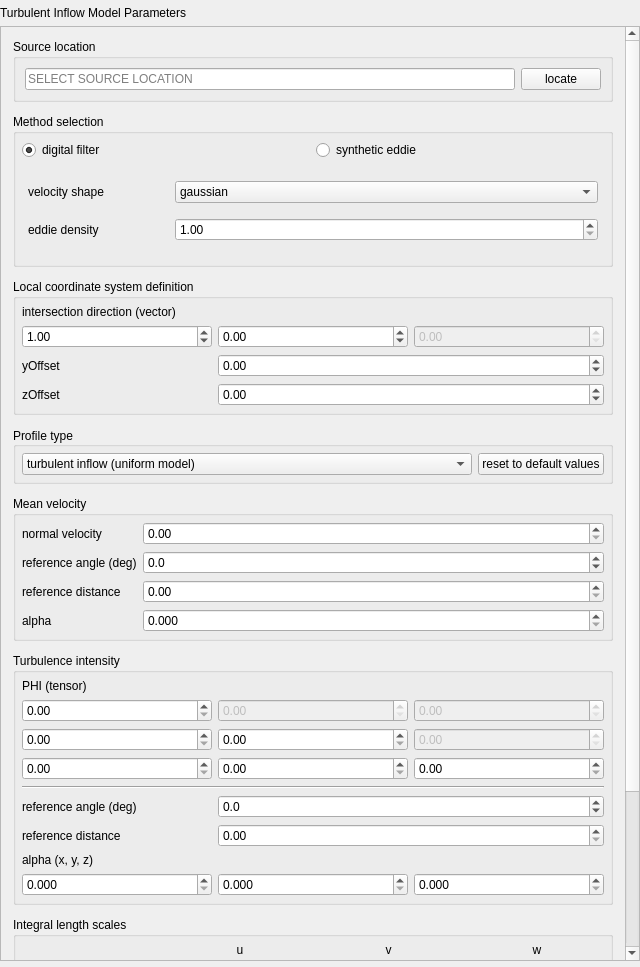
Qt form widgets/inflowparameterwidget.ui (NHERI-SimCenter/TurbulenceInflowTool) before a commit.
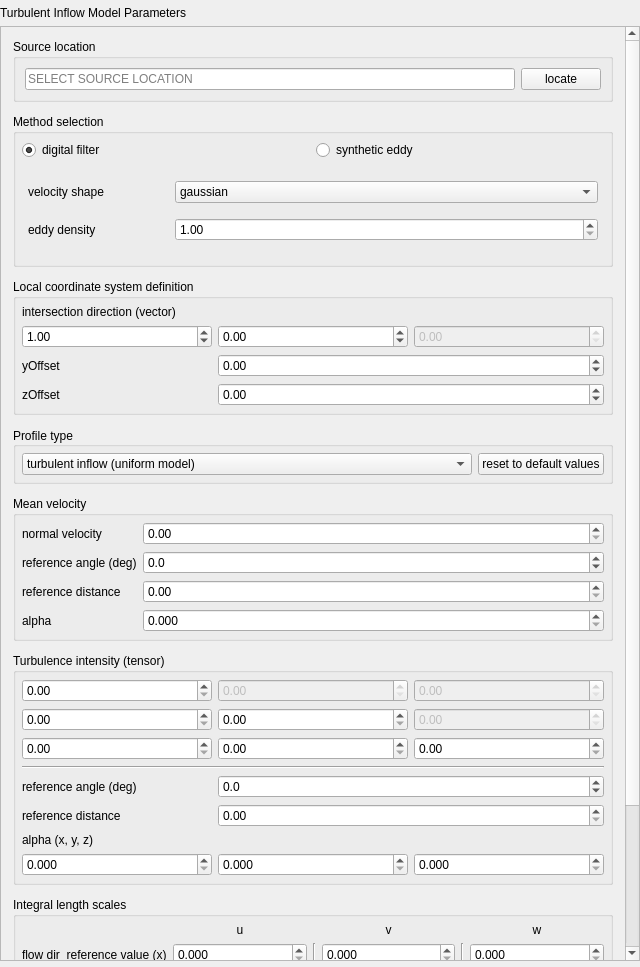
The same form after that commit. The open tabs and pages were chosen to show the change.

The edit to the form file:
```diff
--- a/widgets/inflowparameterwidget.ui
+++ b/widgets/inflowparameterwidget.ui
@@ -50,7 +50,7 @@
         <x>0</x>
         <y>0</y>
         <width>638</width>
-        <height>1119</height>
+        <height>1093</height>
        </rect>
       </property>
       <layout class="QVBoxLayout" name="verticalLayout">
@@ -137,7 +137,7 @@
           <item row="0" column="1">
            <widget class="QRadioButton" name="RB_syntheticEddie">
             <property name="text">
-             <string>synthetic eddie</string>
+             <string>synthetic eddy</string>
             </property>
            </widget>
           </item>
@@ -241,7 +241,7 @@
               <item row="1" column="0">
                <widget class="QLabel" name="label_eddieDensity">
                 <property name="text">
-                 <string>eddie density</string>
+                 <string>eddy density</string>
                 </property>
                </widget>
               </item>
@@ -550,9 +550,9 @@
        <item>
         <widget class="QGroupBox" name="phiTensorGroup">
          <property name="title">
-          <string>Turbulence intensity</string>
+          <string>Turbulence intensity (tensor)</string>
          </property>
-         <layout class="QGridLayout" name="gridLayout_2" rowstretch="0,0,0,0,0,0,0,0,0,0,0,0" rowminimumheight="0,0,0,0,0,0,0,0,0,0,0,0">
+         <layout class="QGridLayout" name="gridLayout_2" rowstretch="0,0,0,0,0,0,0,0,0,0,0">
           <property name="leftMargin">
            <number>6</number>
           </property>
@@ -565,21 +565,15 @@
           <property name="bottomMargin">
            <number>6</number>
           </property>
-          <item row="2" column="1">
+          <item row="1" column="1">
            <widget class="QDoubleSpinBox" name="PHI12">
             <property name="enabled">
              <bool>false</bool>
             </property>
            </widget>
           </item>
-          <item row="6" column="0">
-           <widget class="QDoubleSpinBox" name="PHI31"/>
-          </item>
-          <item row="2" column="0">
-           <widget class="QDoubleSpinBox" name="PHI11"/>
-          </item>
-          <item row="11" column="2">
-           <widget class="QDoubleSpinBox" name="alpha3">
+          <item row="10" column="0">
+           <widget class="QDoubleSpinBox" name="alpha1">
             <property name="decimals">
              <number>3</number>
             </property>
@@ -588,24 +582,7 @@
             </property>
            </widget>
           </item>
-          <item row="6" column="1">
-           <widget class="QDoubleSpinBox" name="PHI32"/>
-          </item>
-          <item row="9" column="0">
-           <widget class="QLabel" name="label_refDistPHI">
-            <property name="text">
-             <string>reference distance</string>
-            </property>
-           </widget>
-          </item>
-          <item row="3" column="2">
-           <widget class="QDoubleSpinBox" name="PHI23">
-            <property name="enabled">
-             <bool>false</bool>
-            </property>
-           </widget>
-          </item>
-          <item row="10" column="0" colspan="3">
+          <item row="9" column="0" colspan="3">
            <widget class="QLabel" name="label_alphaPHI">
             <property name="sizePolicy">
              <sizepolicy hsizetype="Preferred" vsizetype="Preferred">
@@ -618,44 +595,41 @@
             </property>
            </widget>
           </item>
-          <item row="8" column="0">
-           <widget class="QLabel" name="label_refAnglePHI">
-            <property name="text">
-             <string>reference angle (deg)</string>
-            </property>
-           </widget>
-          </item>
-          <item row="2" column="2">
-           <widget class="QDoubleSpinBox" name="PHI13">
-            <property name="enabled">
-             <bool>false</bool>
-            </property>
-           </widget>
-          </item>
-          <item row="11" column="0">
-           <widget class="QDoubleSpinBox" name="alpha1">
-            <property name="decimals">
-             <number>3</number>
-            </property>
-            <property name="singleStep">
-             <double>0.010000000000000</double>
-            </property>
-           </widget>
-          </item>
-          <item row="3" column="1">
-           <widget class="QDoubleSpinBox" name="PHI22"/>
-          </item>
-          <item row="6" column="2">
+          <item row="5" column="2">
            <widget class="QDoubleSpinBox" name="PHI33"/>
           </item>
-          <item row="0" column="0">
-           <widget class="QLabel" name="label_PHI">
+          <item row="5" column="0">
+           <widget class="QDoubleSpinBox" name="PHI31"/>
+          </item>
+          <item row="1" column="2">
+           <widget class="QDoubleSpinBox" name="PHI13">
+            <property name="enabled">
+             <bool>false</bool>
+            </property>
+           </widget>
+          </item>
+          <item row="8" column="1" colspan="2">
+           <widget class="QDoubleSpinBox" name="refDistPHI">
+            <property name="maximum">
+             <double>300.000000000000000</double>
+            </property>
+           </widget>
+          </item>
+          <item row="2" column="2">
+           <widget class="QDoubleSpinBox" name="PHI23">
+            <property name="enabled">
+             <bool>false</bool>
+            </property>
+           </widget>
+          </item>
+          <item row="7" column="0">
+           <widget class="QLabel" name="label_refAnglePHI">
             <property name="text">
-             <string>PHI (tensor)</string>
+             <string>reference angle (deg)</string>
             </property>
            </widget>
           </item>
-          <item row="11" column="1">
+          <item row="10" column="1">
            <widget class="QDoubleSpinBox" name="alpha2">
             <property name="decimals">
              <number>3</number>
@@ -665,36 +639,55 @@
             </property>
            </widget>
           </item>
-          <item row="3" column="0">
+          <item row="2" column="0">
            <widget class="QDoubleSpinBox" name="PHI21"/>
           </item>
-          <item row="7" column="0" colspan="3">
+          <item row="10" column="2">
+           <widget class="QDoubleSpinBox" name="alpha3">
+            <property name="decimals">
+             <number>3</number>
+            </property>
+            <property name="singleStep">
+             <double>0.010000000000000</double>
+            </property>
+           </widget>
+          </item>
+          <item row="1" column="0">
+           <widget class="QDoubleSpinBox" name="PHI11"/>
+          </item>
+          <item row="2" column="1">
+           <widget class="QDoubleSpinBox" name="PHI22"/>
+          </item>
+          <item row="7" column="1" colspan="2">
+           <widget class="QDoubleSpinBox" name="refAnglePHI">
+            <property name="decimals">
+             <number>1</number>
+            </property>
+            <property name="minimum">
+             <double>-180.000000000000000</double>
+            </property>
+            <property name="maximum">
+             <double>180.000000000000000</double>
+            </property>
+           </widget>
+          </item>
+          <item row="5" column="1">
+           <widget class="QDoubleSpinBox" name="PHI32"/>
+          </item>
+          <item row="8" column="0">
+           <widget class="QLabel" name="label_refDistPHI">
+            <property name="text">
+             <string>reference distance</string>
+            </property>
+           </widget>
+          </item>
+          <item row="6" column="0" colspan="3">
            <widget class="Line" name="line_3">
             <property name="orientation">
              <enum>Qt::Horizontal</enum>
             </property>
            </widget>
           </item>
-          <item row="8" column="1" colspan="2">
-           <widget class="QDoubleSpinBox" name="refAnglePHI">
-            <property name="decimals">
-             <number>1</number>
-            </property>
-            <property name="minimum">
-             <double>-180.000000000000000</double>
-            </property>
-            <property name="maximum">
-             <double>180.000000000000000</double>
-            </property>
-           </widget>
-          </item>
-          <item row="9" column="1" colspan="2">
-           <widget class="QDoubleSpinBox" name="refDistPHI">
-            <property name="maximum">
-             <double>300.000000000000000</double>
-            </property>
-           </widget>
-          </item>
          </layout>
         </widget>
        </item>
```
Left out of the diff: 4 changed lines with no effect on the pictures.
